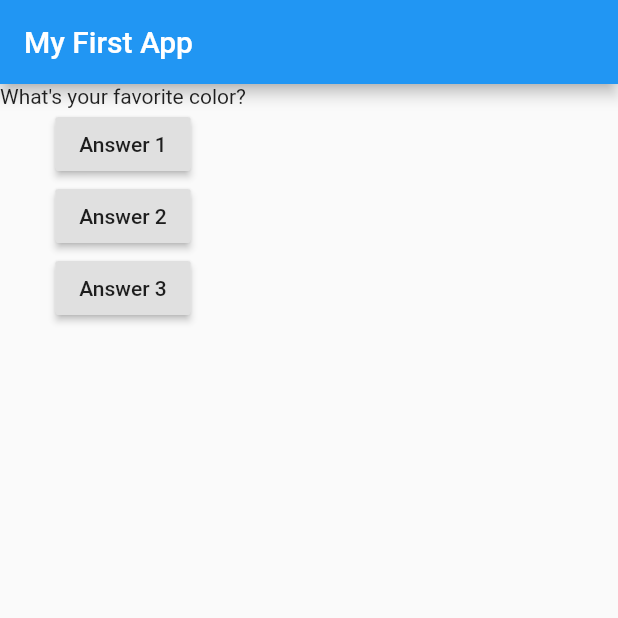
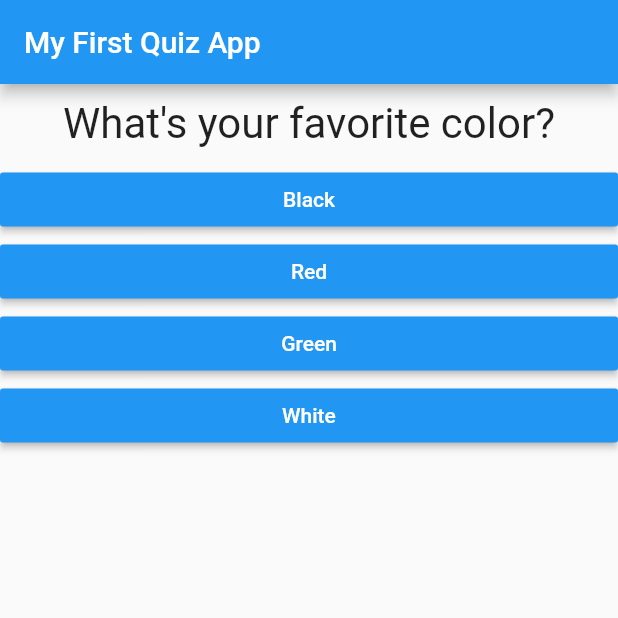
Before and after one commit to ahmloutfy/quiz-app, a Flutter app: the screen it shows after launch, on a phone screen of 412 x 824 dp, the top half of it. Run offline on Flutter 3.47's test engine with Material 2 defaults, Android fonts, the phone set to English and light mode, and no system bars.

Commit message:
creating custom widgets for question and answer

```diff
--- /dev/null
+++ b/lib/answer.dart
@@ -0,0 +1,20 @@
+import 'package:flutter/material.dart';
+
+class Answer extends StatelessWidget {
+  final Function selectHandler;
+  final String text;
+  Answer(this.selectHandler, this.text);
+
+  @override
+  Widget build(BuildContext context) {
+    return Container(
+      width: double.infinity,
+      child: RaisedButton(
+        color: Colors.blue,
+        textColor: Colors.white,
+        child: Text(text),
+        onPressed: selectHandler,
+      ),
+    );
+  }
+}
--- a/lib/main.dart
+++ b/lib/main.dart
@@ -1,49 +1,56 @@
 import 'package:flutter/material.dart';
+
+import './question.dart';
+import './answer.dart';
 
 void main() => runApp(MyApp());
 
 class MyApp extends StatefulWidget {
   @override
   State<StatefulWidget> createState() {
-    return MyAppState();
+    return _MyAppState();
   }
 }
 
-class MyAppState extends State<MyApp> {
-  int questionIndex = 0;
+class _MyAppState extends State<MyApp> {
+  int _questionIndex = 0;
 
-  void answerQuestion() {
+  void _answerQuestion() {
     setState(() {
-      questionIndex++;
+      _questionIndex++;
     });
   }
 
   @override
   Widget build(BuildContext context) {
-    var questions = [
-      "What's your favorite color?",
-      "What's your favorite animal?"
+    const questions = const [
+      {
+        'question': 'What\'s your favorite color?',
+        'answers': ['Black', 'Red', 'Green', 'White'],
+      },
+      {
+        'question': 'What\'s your favorite animal?',
+        'answers': ['Rabbit', 'Snake', 'Elephant', 'Lion'],
+      },
+      {
+        'question': 'What\'s your favorite instructor?',
+        'answers': ['Max', 'Max', 'Max', 'Max'],
+      },
     ];
     return MaterialApp(
       home: Scaffold(
         appBar: AppBar(
-          title: Text('My First App'),
+          title: Text('My First Quiz App'),
         ),
         body: Column(
           children: [
-            Text(questions[questionIndex]),
-            RaisedButton(
-              child: Text('Answer 1'),
-              onPressed: () => answerQuestion(),
+            Question(
+              questions[_questionIndex]['question'],
             ),
-            RaisedButton(
-              child: Text('Answer 2'),
-              onPressed: () => answerQuestion(),
-            ),
-            RaisedButton(
-              child: Text('Answer 3'),
-              onPressed: () => answerQuestion(),
-            ),
+            ...(questions[_questionIndex]['answers'] as List<String>)
+                .map((answer) {
+              return Answer(_answerQuestion, answer);
+            }).toList()
           ],
         ),
       ),
--- /dev/null
+++ b/lib/question.dart
@@ -0,0 +1,20 @@
+import 'package:flutter/material.dart';
+
+class Question extends StatelessWidget {
+  final String _questionText;
+
+  Question(this._questionText);
+
+  @override
+  Widget build(BuildContext context) {
+    return Container(
+      width: double.infinity,
+      margin: EdgeInsets.all(10),
+      child: Text(
+        _questionText,
+        style: TextStyle(fontSize: 28),
+        textAlign: TextAlign.center,
+      ),
+    );
+  }
+}
```
